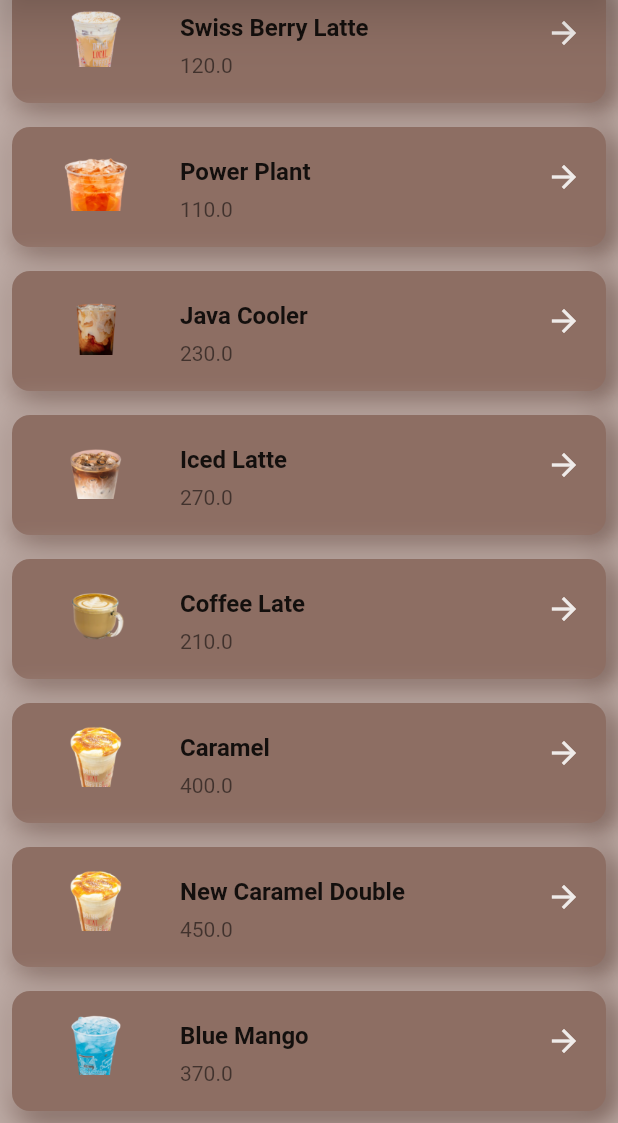
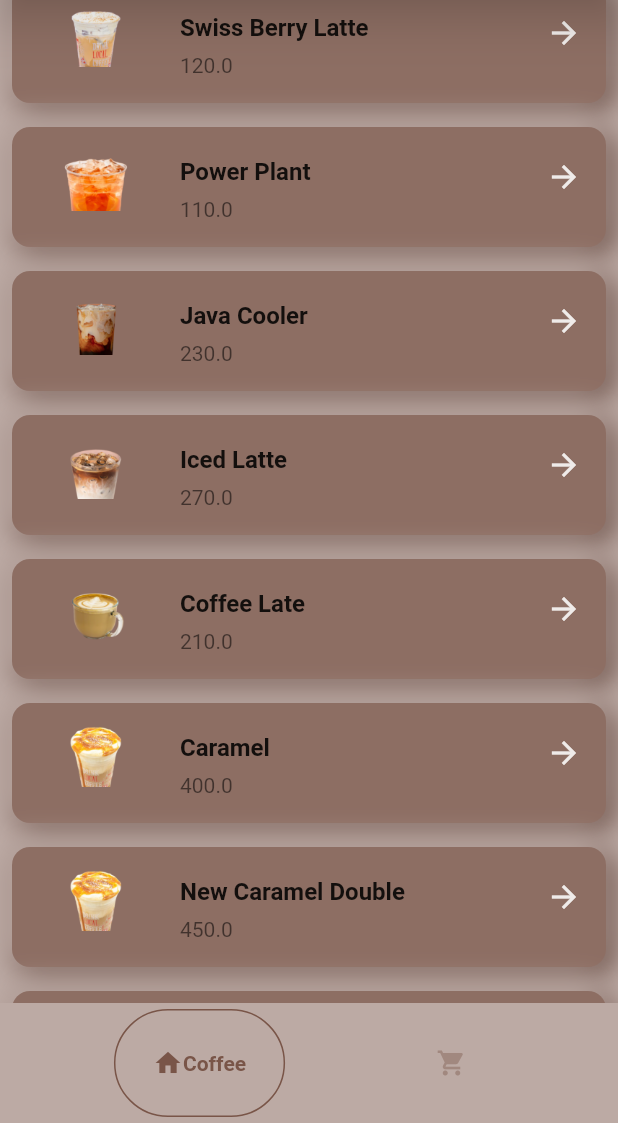
Before and after one commit to starnleymbote/BubbleTeaAppGetX, a Flutter app: the screen it shows after launch, on a phone screen of 412 x 824 dp, the part 113-1236 px from its top. Run offline on Flutter 3.47's test engine with Material 2 defaults, Android fonts, the phone set to English and light mode, and no system bars; drawn by our look-alikes of google_nav_bar; our stand-ins replace get.

Commit message:
Added the order table and dependancy injection

```diff
--- /dev/null
+++ b/lib/components/bottom_nav_bar.dart
@@ -0,0 +1,44 @@
+import 'package:flutter/material.dart';
+import 'package:google_nav_bar/google_nav_bar.dart';
+
+class BottomNavBar extends StatefulWidget {
+  void Function(int)? onTabChange;
+
+  BottomNavBar({Key? key, required this.onTabChange}) : super(key: key);
+
+  @override
+  State<BottomNavBar> createState() => _BottomNavBarState();
+}
+
+class _BottomNavBarState extends State<BottomNavBar> {
+  @override
+  Widget build(BuildContext context) {
+    return Container(
+      height: 80,
+      child: GNav(
+          onTabChange: (value) => widget.onTabChange!(value),
+          mainAxisAlignment: MainAxisAlignment.spaceEvenly,
+          activeColor: Colors.brown.shade500,
+          color: Colors.brown.shade300,
+          tabActiveBorder: Border.all(color: Colors.brown),
+          haptic: true,
+          backgroundColor: Colors.brown.shade200,
+          tabs: [
+            //Shop tabs
+            GButton(
+              haptic: true,
+              icon: Icons.home,
+              iconSize: 20,
+              text: "Coffee",
+            ),
+
+            //Cart tabs
+            GButton(
+              icon: Icons.shopping_cart,
+              text: "Cart",
+              iconSize: 20,
+            ),
+          ]),
+    );
+  }
+}
--- a/lib/components/drink_tile.dart
+++ b/lib/components/drink_tile.dart
@@ -4,17 +4,21 @@ class DrinkTile extends StatelessWidget {
   final String name;
   final String imagePath;
   final double price;
+  void Function() onTap;
 
-  const DrinkTile(
+  DrinkTile(
       {Key? key,
       required this.name,
       required this.imagePath,
+      required this.onTap,
       required this.price})
       : super(key: key);
 
   @override
   Widget build(BuildContext context) {
-    return Container(
+    return GestureDetector(
+      onTap: onTap,
+      child: Container(
         height: 80,
         padding: const EdgeInsets.only(left: 0),
         margin: const EdgeInsets.all(8.0),
@@ -42,13 +46,15 @@ class DrinkTile extends StatelessWidget {
           ),
           title: Padding(
             padding: const EdgeInsets.only(bottom: 8.0, top: 16.0),
-          child: Text(this.name, style: TextStyle(fontWeight: FontWeight.bold)),
+            child:
+                Text(this.name, style: TextStyle(fontWeight: FontWeight.bold)),
           ),
           subtitle: Text(
             this.price.toString(),
           ),
           trailing: Icon(Icons.arrow_forward, color: Colors.brown.shade50),
         ),
+      ),
     );
   }
 }
--- a/lib/main.dart
+++ b/lib/main.dart
@@ -1,5 +1,7 @@
 import 'package:flutter/material.dart';
+import 'package:get/get.dart';
 
+import 'models/bubble_tea_shop.dart';
 import 'pages/home_page.dart';
 
 void main() {
@@ -12,7 +14,8 @@ class MyApp extends StatelessWidget {
   // This widget is the root of your application.
   @override
   Widget build(BuildContext context) {
-    return MaterialApp(
+    Get.put<BubbleTeaShop>(BubbleTeaShop());
+    return GetMaterialApp(
       title: 'Flutter Demo',
       theme: ThemeData(
         // This is the theme of your application.
--- a/lib/models/bubble_tea_shop.dart
+++ b/lib/models/bubble_tea_shop.dart
@@ -1,6 +1,7 @@
 import 'package:bubble_tea_getx/models/drink.dart';
+import 'package:get/get_state_manager/get_state_manager.dart';
 
-class BubbleTeaShop {
+class BubbleTeaShop extends GetxController {
   //List of Drinks for sale
   final List<Drink> bubble_tea_shop = [
     Drink(
@@ -26,13 +27,24 @@ class BubbleTeaShop {
         price: 250.0),
   ];
 
-  //Get All Drinks on sale
-  // void getAllDrinks() {
-  //   _bubble_tea_shop;
-  // }
+  //list all drinks in users cart
+  final List<Drink> _userCart = [];
+
+  //get user cart
+  List<Drink> get cart => _userCart;
+
+  //Add drinks to the cart
+  void addToCart(Drink drink) {
+    _userCart.add(drink);
+    //update();
+  }
   //User Adding a drink to the cart
 
   //User removing a drink from the cart
+  void removeFromCart(Drink drink) {
+    _userCart.remove(drink);
+    update();
+  }
 
   //Get drinks from the cart
 }
--- a/lib/pages/home_page.dart
+++ b/lib/pages/home_page.dart
@@ -1,8 +1,12 @@
+import 'package:bubble_tea_getx/components/bottom_nav_bar.dart';
 import 'package:bubble_tea_getx/models/bubble_tea_shop.dart';
 import 'package:bubble_tea_getx/models/drink.dart' show Drink;
+import 'package:bubble_tea_getx/pages/cart_page.dart';
+import 'package:bubble_tea_getx/pages/order_page.dart';
+import 'package:bubble_tea_getx/pages/shop_page.dart';
+import 'package:bubble_tea_getx/resources/app_color.dart' as AppColor;
 import 'package:flutter/material.dart';
-
-import '../components/drink_tile.dart';
+import 'package:get/get.dart';
 
 class HomePage extends StatefulWidget {
   const HomePage({Key? key}) : super(key: key);
@@ -12,16 +16,36 @@ class HomePage extends StatefulWidget {
 }
 
 class _HomePageState extends State<HomePage> {
+  int _selectedIndex = 0;
+  void navigateBottomBar(int index) {
+    setState(() {
+      _selectedIndex = index;
+    });
+
+    print("Selected index is ${index}");
+  }
+
+  //Current Pages
+  final List<Widget> _pages = [
+    const ShopPage(),
+    const CartPage(),
+  ];
   @override
   Widget build(BuildContext context) {
     //Instansiate the BubbleTea class
-    BubbleTeaShop _bubbleTea = BubbleTeaShop();
+    //BubbleTeaShop _bubbleTea = BubbleTeaShop();
+    BubbleTeaShop _bubbleTea = Get.find<BubbleTeaShop>();
+    //Go to the order Page
+    void goToOrderPage(Drink drink) {
+      print("This is the ordered drink ${drink.name} ${drink.price}");
+      Get.to(() => OrderPage(), arguments: drink);
+    }
 
     return Scaffold(
       //Title of the App here by defining the AppBar
       appBar: AppBar(
         elevation: 15,
-        backgroundColor: Colors.brown.shade800,
+        backgroundColor: AppColor.appBarBgClr,
         title: const Text(
           "Bubble Tea",
           style: TextStyle(
@@ -32,21 +56,9 @@ class _HomePageState extends State<HomePage> {
         ),
         centerTitle: true,
       ),
-
-      //List of drinks to be sold here
-      body: Container(
-        color: Colors.brown.shade200,
-        child: ListView.builder(
-          itemCount: _bubbleTea == null ? 0 : _bubbleTea.bubble_tea_shop.length,
-          itemBuilder: (context, index) {
-            Drink individualDrink = _bubbleTea.bubble_tea_shop[index];
-
-            return DrinkTile(
-                name: individualDrink.name,
-                imagePath: individualDrink.imagePath,
-                price: individualDrink.price);
-          },
-        ),
+      body: _pages[_selectedIndex],
+      bottomNavigationBar: BottomNavBar(
+        onTabChange: (index) => navigateBottomBar(index),
       ),
     );
   }
--- /dev/null
+++ b/lib/pages/shop_page.dart
@@ -0,0 +1,44 @@
+import 'package:flutter/material.dart';
+import 'package:get/get.dart';
+
+import '../components/drink_tile.dart';
+import '../models/bubble_tea_shop.dart';
+import '../models/drink.dart';
+import 'order_page.dart';
+
+class ShopPage extends StatefulWidget {
+  const ShopPage({Key? key}) : super(key: key);
+
+  @override
+  _ShopPageState createState() => _ShopPageState();
+}
+
+class _ShopPageState extends State<ShopPage> {
+  @override
+  Widget build(BuildContext context) {
+    //Instansiate the BubbleTea class
+    BubbleTeaShop _bubbleTea = BubbleTeaShop();
+
+    //Go to the order Page
+    void goToOrderPage(Drink drink) {
+      print("This is the ordered drink ${drink.name} ${drink.price}");
+      Get.to(() => OrderPage(), arguments: drink);
+    }
+
+    return Container(
+      color: Colors.brown.shade200,
+      child: ListView.builder(
+        itemCount: _bubbleTea == null ? 0 : _bubbleTea.bubble_tea_shop.length,
+        itemBuilder: (context, index) {
+          Drink individualDrink = _bubbleTea.bubble_tea_shop[index];
+
+          return DrinkTile(
+              onTap: () => goToOrderPage(individualDrink),
+              name: individualDrink.name,
+              imagePath: individualDrink.imagePath,
+              price: individualDrink.price);
+        },
+      ),
+    );
+  }
+}
--- a/pubspec.yaml
+++ b/pubspec.yaml
@@ -30,11 +30,13 @@ environment:
 dependencies:
   flutter:
     sdk: flutter
+  get: ^4.6.5
 
 
   # The following adds the Cupertino Icons font to your application.
   # Use with the CupertinoIcons class for iOS style icons.
   cupertino_icons: ^1.0.2
+  google_nav_bar: ^5.0.6
 
 dev_dependencies:
   flutter_test:
```
Also changed, not shown: lib/pages/cart_page.dart (added, +43 -0 lines), lib/pages/order_page.dart (added, +243 -0 lines), pubspec.lock. Lines whose indentation alone changed are shown as unchanged.
